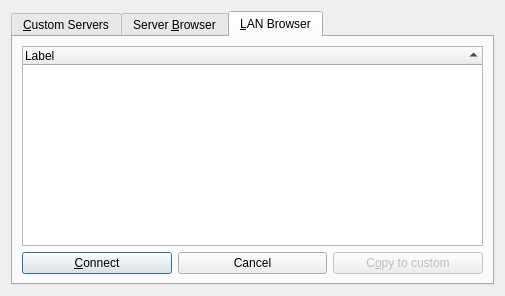
Old version of the form src/mumble/ConnectDialog.ui in the repository mumble-voip/mumble.
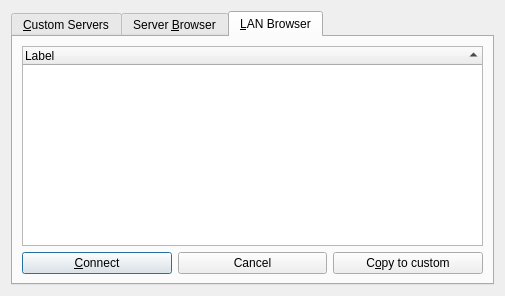
New version of the form. The open tabs and pages were chosen to show the change.

Commit message: Fixed cancel button and added resolver delay workaround.

Diff of the .ui file:
```diff
--- a/src/mumble/ConnectDialog.ui
+++ b/src/mumble/ConnectDialog.ui
@@ -271,7 +271,7 @@
          <item>
           <widget class="QPushButton" name="qpbLanCopy">
            <property name="enabled">
-            <bool>false</bool>
+            <bool>true</bool>
            </property>
            <property name="text">
             <string>C&amp;opy to custom</string>
```
Left out of the diff: 18 changed lines with no effect on the pictures. The commit also changes 2 other files.
